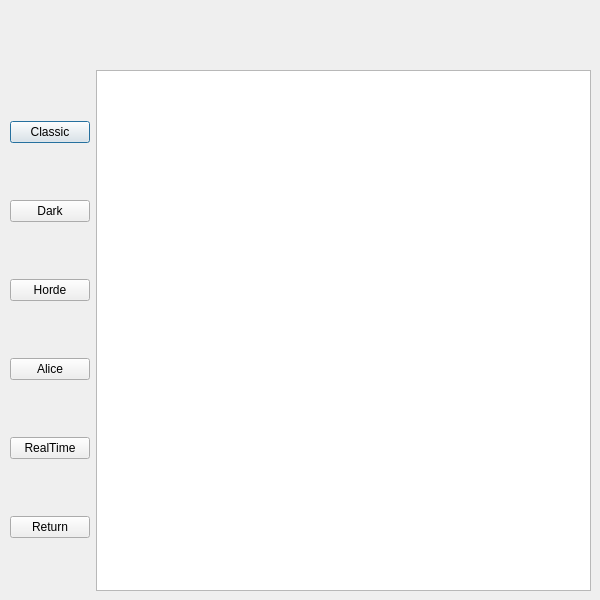
Old version of the form Qt_UI/MainMenu/gameRules.ui in the repository Phucyro/PawnHub.
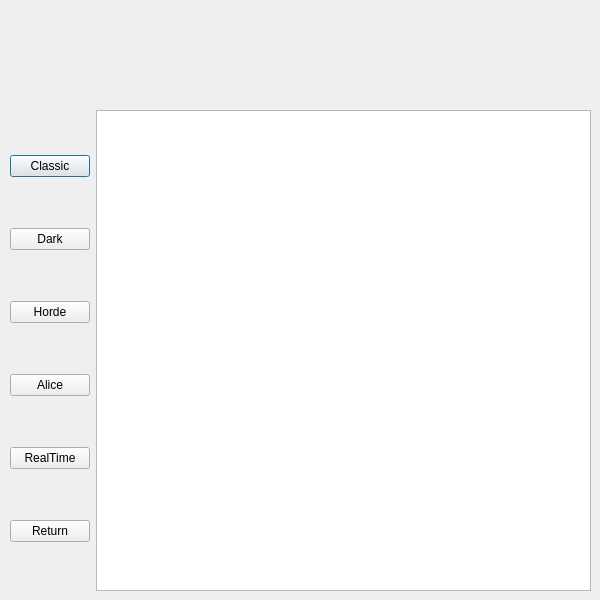
New version of the form. Icons and pictures are not drawn.

Diff of the .ui file:
```diff
--- a/Qt_UI/MainMenu/gameRules.ui
+++ b/Qt_UI/MainMenu/gameRules.ui
@@ -29,9 +29,9 @@
    <property name="geometry">
     <rect>
      <x>10</x>
-     <y>15</y>
-     <width>571</width>
-     <height>41</height>
+     <y>10</y>
+     <width>581</width>
+     <height>91</height>
     </rect>
    </property>
    <property name="text">
@@ -48,9 +48,9 @@
    <property name="geometry">
     <rect>
      <x>10</x>
-     <y>70</y>
+     <y>110</y>
      <width>581</width>
-     <height>521</height>
+     <height>481</height>
     </rect>
    </property>
    <layout class="QHBoxLayout" name="horizontalLayout">
```
Left out of the diff: 13 changed lines with no effect on the pictures.
